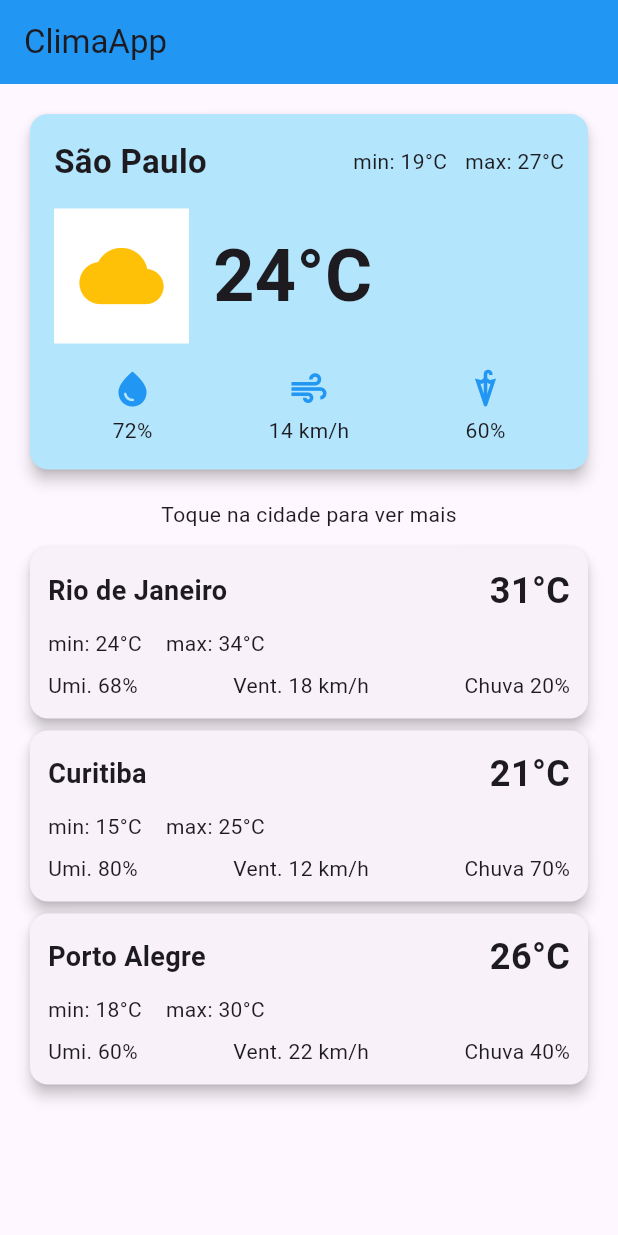
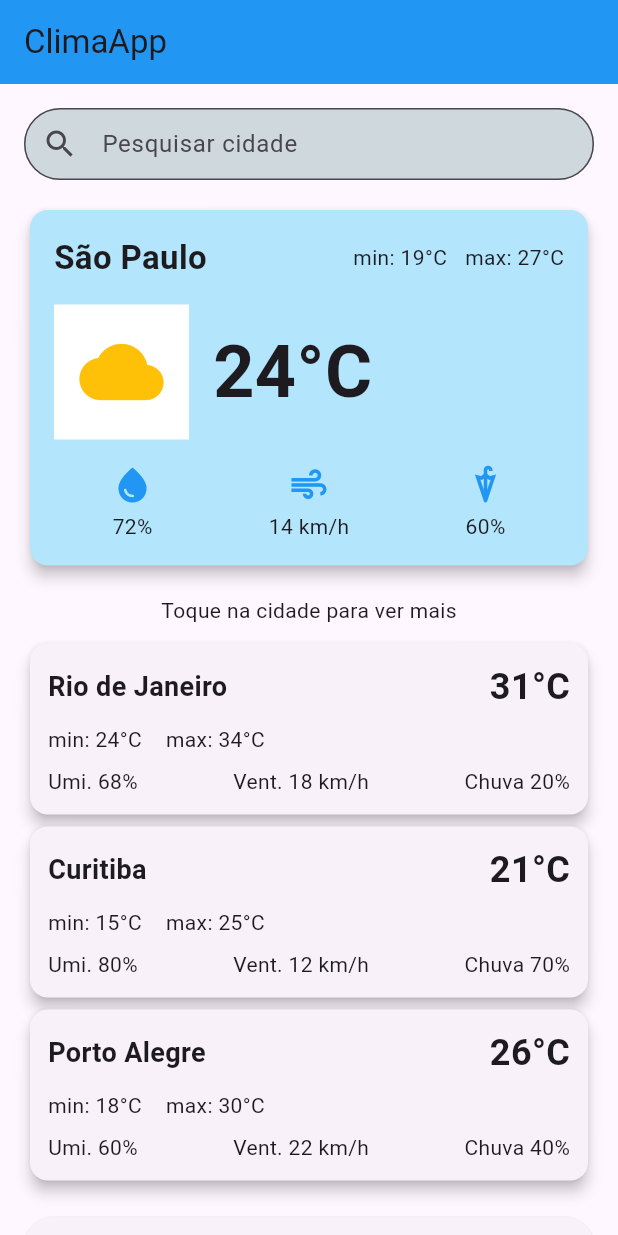
Before and after one commit to adapitador2/WeatherApp, a Flutter app: the screen it shows after launch, on a phone screen of 412 x 824 dp. Run offline on Flutter 3.47's test engine with Material 3 defaults, Android fonts, the phone set to English and light mode, and no system bars.

Commit message:
criação de formulario e barra de pesquisa

```diff
--- a/weatherapp/lib/main.dart
+++ b/weatherapp/lib/main.dart
@@ -1,8 +1,10 @@
 import 'package:flutter/material.dart';
 import 'package:weatherapp/models/clima.dart';
+import 'package:weatherapp/screen/formulario.dart';
 import 'package:weatherapp/screen/ver_clima.dart';
 import 'package:weatherapp/widgets/card_cidade.dart';
 import 'package:weatherapp/widgets/card_cidade_principal.dart';
+import 'package:weatherapp/widgets/form_decoration.dart';
 
 void main() {
   runApp(const MyApp());
@@ -38,6 +40,11 @@ class HomeScreen extends StatelessWidget {
       body: ListView(
         padding: EdgeInsets.all(16),
         children: [
+          TextField(
+            decoration: getInputDecoration('Pesquisar cidade')
+                .copyWith(prefixIcon: Icon(Icons.search)),
+          ),
+          SizedBox(height: 16),
           CardCidadePrincipal(
             clima: cidades.first,
             onTap: () => abrirCidade(context, cidades.first),
@@ -55,6 +62,15 @@ class HomeScreen extends StatelessWidget {
                 ),
               )
               .toList(),
+
+          SizedBox(height: 16),
+          ElevatedButton(
+            onPressed: () => Navigator.push(
+              context,
+              MaterialPageRoute(builder: (_) => Formulario()),
+            ),
+            child: Text("cadastre-se / entrar"),
+          ),
         ],
       ),
     );
--- /dev/null
+++ b/weatherapp/lib/widgets/form_decoration.dart
@@ -0,0 +1,17 @@
+//
+
+import 'package:flutter/material.dart';
+
+InputDecoration getInputDecoration(String label) {
+  return InputDecoration(
+    hintText: label,
+    fillColor: Colors.blueGrey.shade100,
+    filled: true,
+    contentPadding: EdgeInsets.fromLTRB(16, 8, 16, 8),
+    border: OutlineInputBorder(borderRadius: BorderRadius.circular(60)),
+    focusedBorder: OutlineInputBorder(
+      borderRadius: BorderRadius.circular(60),
+      borderSide: BorderSide(color: Colors.black, width: 2),
+    ),
+  );
+}
```
Also changed, not shown: weatherapp/lib/screen/formulario.dart (added, +88 -0 lines), weatherapp/lib/widgets/card_formulario.dart (added, +71 -0 lines).
